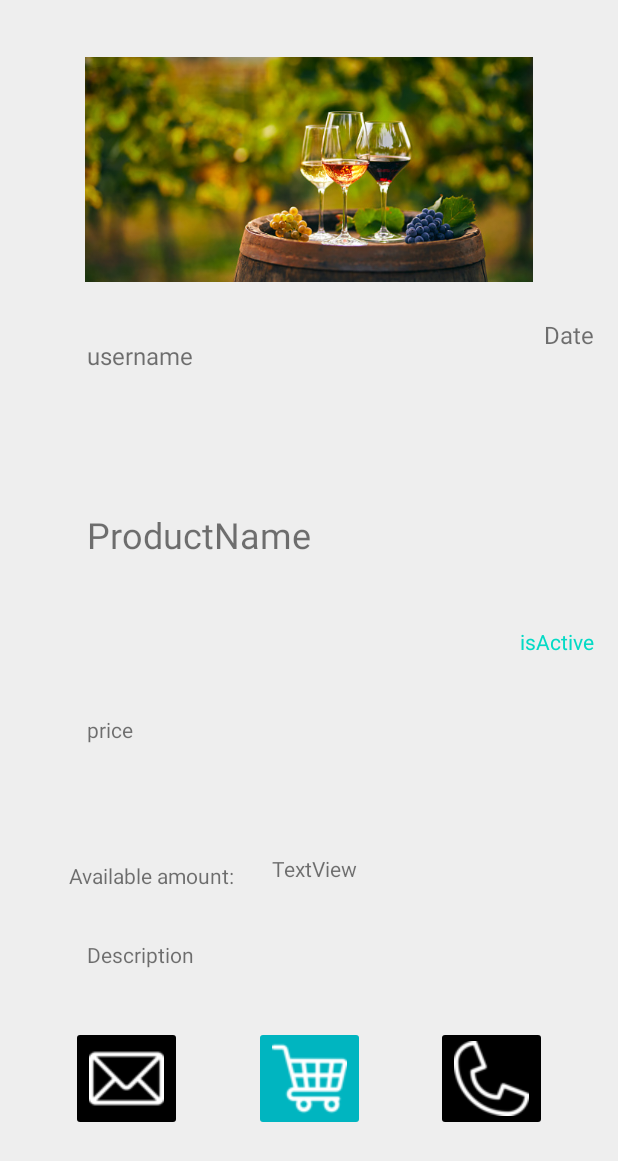
After one commit to ElekesRebeka/Bazaar, an Android app: the layout fragment_my_product_detail.xml on its own in the app's theme, with its tools: preview values and no code run, on a phone screen of 412 x 824 dp. The commit adds this screen. Shown: the top 1161 px of the screen. Run offline under Robolectric (Android 15) with nearby library versions, the phone set to English and light mode, and no system bars.

Commit message:
MyMarket product detail implemented

```diff
--- a/app/src/main/java/com/example/bazaar/ui/products/MyMarketFragment.kt
+++ b/app/src/main/java/com/example/bazaar/ui/products/MyMarketFragment.kt
@@ -86,7 +86,8 @@ class MyMarketFragment : Fragment(), DataAdapter.OnItemClickListener, DataAdapte
     }
 
     override fun onItemClick(position: Int) {
-        findNavController().navigate(R.id.action_myMarketFragment_to_productDetailViewFragment2)
+        MainActivity.sharedPreferences.putStringValue("my_product_pos", position.toString())
+        findNavController().navigate(R.id.action_myMarketFragment_to_myProductDetailFragment)
     }
 
     //edit product
--- /dev/null
+++ b/app/src/main/java/com/example/bazaar/ui/products/MyProductDetailFragment.kt
@@ -0,0 +1,84 @@
+package com.example.bazaar.ui.products
+
+import android.graphics.Color
+import android.os.Bundle
+import android.util.Log
+import androidx.fragment.app.Fragment
+import android.view.LayoutInflater
+import android.view.View
+import android.view.ViewGroup
+import android.widget.TextView
+import androidx.fragment.app.activityViewModels
+import androidx.navigation.fragment.findNavController
+import com.example.bazaar.MainActivity
+import com.example.bazaar.R
+import com.example.bazaar.model.Product
+import com.example.bazaar.viewmodels.ListViewModel
+import java.text.SimpleDateFormat
+import java.util.*
+
+class MyProductDetailFragment : Fragment() {
+    lateinit var filteredList: List<Product>
+
+    fun convertLongToTime(time: Long): String {
+        val date = Date(time)
+        val format = SimpleDateFormat("yyyy.MM.dd")
+        return format.format(date)
+    }
+
+    override fun onCreateView(
+        inflater: LayoutInflater, container: ViewGroup?,
+        savedInstanceState: Bundle?
+    ): View? {
+        // Inflate the layout for this fragment
+        val view = inflater.inflate(R.layout.fragment_my_product_detail, container, false)
+        val pos = MainActivity.sharedPreferences.getStringValue("my_product_pos","")
+        val username = MainActivity.sharedPreferences.getStringValue("logged_in_user_name","")
+        val model: ListViewModel by activityViewModels()
+
+        val sellerTextView : TextView = view.findViewById(R.id.seller)
+        val dateTextView : TextView = view.findViewById(R.id.date)
+        val productName : TextView = view.findViewById(R.id.productName)
+        val priceTextView : TextView = view.findViewById(R.id.price)
+        val activeTextView : TextView = view.findViewById(R.id.active)
+        val descriptionTextView : TextView = view.findViewById(R.id.description)
+        val availableAmount: TextView = view.findViewById(R.id.textView7)
+
+        model.products.observe(viewLifecycleOwner) {
+            filteredList = model.products.value?.filter { it.username == username }!!
+            Log.d("xxx", "List {$filteredList}")
+            if (pos != null) {
+                val actualProduct = filteredList[pos.toInt()]
+                val dateString = convertLongToTime(actualProduct.creation_time!!.toLong())
+
+                sellerTextView.text=actualProduct.username
+                dateTextView.text=dateString
+                productName.text=actualProduct.title
+                priceTextView.text=actualProduct.price_per_unit
+                if(actualProduct.is_active){
+                    activeTextView.text="Active"
+                }
+                else{
+                    activeTextView.text="Inactive"
+                    activeTextView.setTextColor(Color.parseColor("#9A9A9A"));
+                }
+
+                descriptionTextView.text=actualProduct.description
+                availableAmount.text=actualProduct.units
+            }
+
+        }
+
+        //user click
+        sellerTextView.setOnClickListener(){
+            MainActivity.sharedPreferences.putStringValue("seller", sellerTextView.text.toString())
+            findNavController().navigate(R.id.action_myProductDetailFragment_to_profileViewFragment)
+        }
+
+        return view
+    }
+
+    companion object {
+
+    }
+}
--- /dev/null
+++ b/app/src/main/res/layout/fragment_my_product_detail.xml
@@ -0,0 +1,156 @@
+<?xml version="1.0" encoding="utf-8"?>
+<androidx.constraintlayout.widget.ConstraintLayout xmlns:android="http://schemas.android.com/apk/res/android"
+    xmlns:tools="http://schemas.android.com/tools"
+    android:layout_width="match_parent"
+    android:layout_height="match_parent"
+    android:background="#EEEEEE"
+    xmlns:app="http://schemas.android.com/apk/res-auto"
+    tools:context=".ui.products.MyProductDetailFragment">
+
+    <ImageView
+        android:id="@+id/productImage"
+        android:layout_width="wrap_content"
+        android:layout_height="150dp"
+        android:src="@drawable/productimage"
+        app:layout_constraintBottom_toTopOf="@+id/seller"
+        app:layout_constraintEnd_toEndOf="parent"
+        app:layout_constraintStart_toStartOf="parent"
+        app:layout_constraintTop_toTopOf="parent" />
+
+    <TextView
+        android:id="@+id/seller"
+        android:layout_width="wrap_content"
+        android:layout_height="wrap_content"
+        android:layout_marginBottom="30dp"
+        android:text="username"
+        android:textSize="16sp"
+        app:layout_constraintBottom_toTopOf="@+id/productName"
+        app:layout_constraintEnd_toStartOf="@+id/date"
+        app:layout_constraintHorizontal_bias="0.199"
+        app:layout_constraintStart_toStartOf="parent"
+        app:layout_constraintTop_toBottomOf="@+id/productImage" />
+
+    <TextView
+        android:id="@+id/date"
+        android:layout_width="wrap_content"
+        android:layout_height="wrap_content"
+        android:layout_marginTop="24dp"
+        android:layout_marginEnd="16dp"
+        android:text="Date"
+        android:textSize="16sp"
+        app:layout_constraintEnd_toEndOf="parent"
+        app:layout_constraintTop_toBottomOf="@+id/productImage" />
+
+    <TextView
+        android:id="@+id/productName"
+        android:layout_width="wrap_content"
+        android:layout_height="wrap_content"
+        android:layout_marginTop="24dp"
+        android:layout_marginBottom="42dp"
+        android:text="ProductName"
+        android:textSize="24sp"
+        app:layout_constraintBottom_toTopOf="@+id/price"
+        app:layout_constraintEnd_toEndOf="parent"
+        app:layout_constraintHorizontal_bias="0.22"
+        app:layout_constraintStart_toStartOf="parent"
+        app:layout_constraintTop_toBottomOf="@+id/seller" />
+
+    <TextView
+        android:id="@+id/price"
+        android:layout_width="wrap_content"
+        android:layout_height="wrap_content"
+        android:layout_marginTop="24dp"
+        android:layout_marginBottom="36dp"
+        android:text="price"
+        app:layout_constraintBottom_toTopOf="@+id/textView7"
+        app:layout_constraintEnd_toStartOf="@+id/active"
+        app:layout_constraintHorizontal_bias="0.184"
+        app:layout_constraintStart_toStartOf="parent"
+        app:layout_constraintTop_toBottomOf="@+id/productName" />
+
+    <TextView
+        android:id="@+id/active"
+        android:layout_width="wrap_content"
+        android:layout_height="wrap_content"
+        android:layout_marginTop="16dp"
+        android:layout_marginEnd="16dp"
+        android:text="isActive"
+        android:textColor="@color/teal_200"
+        app:layout_constraintBottom_toTopOf="@+id/textView7"
+        app:layout_constraintEnd_toEndOf="parent"
+        app:layout_constraintTop_toBottomOf="@+id/productName"
+        app:layout_constraintVertical_bias="0.181" />
+
+    <TextView
+        android:id="@+id/description"
+        android:layout_width="wrap_content"
+        android:layout_height="wrap_content"
+        android:text="Description"
+        app:layout_constraintBottom_toTopOf="@+id/imageButton"
+        app:layout_constraintEnd_toEndOf="parent"
+        app:layout_constraintHorizontal_bias="0.17"
+        app:layout_constraintStart_toStartOf="parent"
+        app:layout_constraintTop_toBottomOf="@+id/textView7" />
+
+    <TextView
+        android:id="@+id/textView7"
+        android:layout_width="wrap_content"
+        android:layout_height="wrap_content"
+        android:layout_marginStart="15dp"
+        android:layout_marginEnd="168dp"
+        android:text="TextView"
+        app:layout_constraintBottom_toTopOf="@+id/description"
+        app:layout_constraintEnd_toEndOf="parent"
+        app:layout_constraintStart_toEndOf="@+id/textView8"
+        app:layout_constraintTop_toBottomOf="@+id/price"
+        app:layout_constraintVertical_bias="0.36" />
+
+    <ImageButton
+        android:id="@+id/imageButton"
+        android:layout_width="wrap_content"
+        android:layout_height="wrap_content"
+        android:layout_marginBottom="32dp"
+        android:backgroundTint="@color/black"
+        android:src="@drawable/email"
+        app:layout_constraintBottom_toBottomOf="parent"
+        app:layout_constraintEnd_toStartOf="@+id/imageButton2"
+        app:layout_constraintStart_toStartOf="parent"
+        app:layout_constraintTop_toBottomOf="@+id/description" />
+
+    <ImageButton
+        android:id="@+id/imageButton2"
+        android:layout_width="wrap_content"
+        android:layout_height="wrap_content"
+        android:layout_marginBottom="32dp"
+        android:backgroundTint="#00B5C0"
+        android:src="@drawable/cart2"
+        app:layout_constraintBottom_toBottomOf="parent"
+        app:layout_constraintEnd_toStartOf="@+id/imageButton3"
+        app:layout_constraintStart_toEndOf="@+id/imageButton"
+        app:layout_constraintTop_toBottomOf="@+id/description" />
+
+    <ImageButton
+        android:id="@+id/imageButton3"
+        android:layout_width="wrap_content"
+        android:layout_height="wrap_content"
+        android:layout_marginBottom="32dp"
+        android:backgroundTint="@color/black"
+        android:src="@drawable/phone"
+        app:layout_constraintBottom_toBottomOf="parent"
+        app:layout_constraintEnd_toEndOf="parent"
+        app:layout_constraintStart_toEndOf="@+id/imageButton2"
+        app:layout_constraintTop_toBottomOf="@+id/description" />
+
+    <TextView
+        android:id="@+id/textView8"
+        android:layout_width="wrap_content"
+        android:layout_height="wrap_content"
+        android:layout_marginStart="40dp"
+        android:text="Available amount: "
+        app:layout_constraintBottom_toTopOf="@+id/description"
+        app:layout_constraintEnd_toStartOf="@+id/textView7"
+        app:layout_constraintStart_toStartOf="parent"
+        app:layout_constraintTop_toBottomOf="@+id/price"
+        app:layout_constraintVertical_bias="0.7" />
+
+</androidx.constraintlayout.widget.ConstraintLayout>
--- a/app/src/main/res/navigation/nav_graph.xml
+++ b/app/src/main/res/navigation/nav_graph.xml
@@ -76,6 +76,9 @@
         <action
             android:id="@+id/action_myMarketFragment_to_editProductFragment"
             app:destination="@id/editProductFragment" />
+        <action
+            android:id="@+id/action_myMarketFragment_to_myProductDetailFragment"
+            app:destination="@id/myProductDetailFragment" />
     </fragment>
     <fragment
         android:id="@+id/productDetailFragment"
@@ -112,4 +115,13 @@
         android:name="com.example.bazaar.ui.products.EditProductFragment"
         android:label="fragment_edit_product"
         tools:layout="@layout/fragment_edit_product" />
+    <fragment
+        android:id="@+id/myProductDetailFragment"
+        android:name="com.example.bazaar.ui.products.MyProductDetailFragment"
+        android:label="fragment_my_product_detail"
+        tools:layout="@layout/fragment_my_product_detail" >
+        <action
+            android:id="@+id/action_myProductDetailFragment_to_profileViewFragment"
+            app:destination="@id/profileViewFragment" />
+    </fragment>
 </navigation>
```
